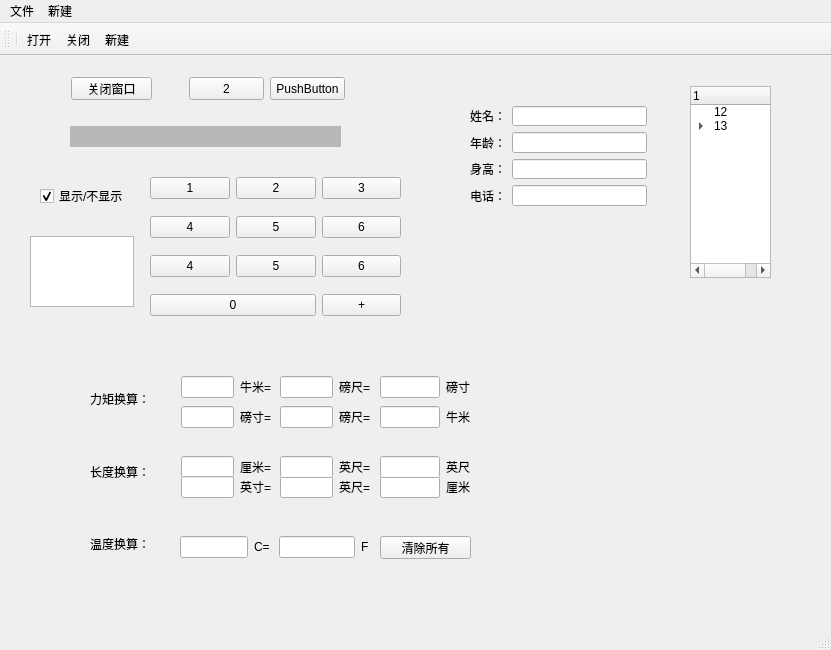
First picture: the form in untitled.ui, repository yuxiq2409/pqqt, before the edit.
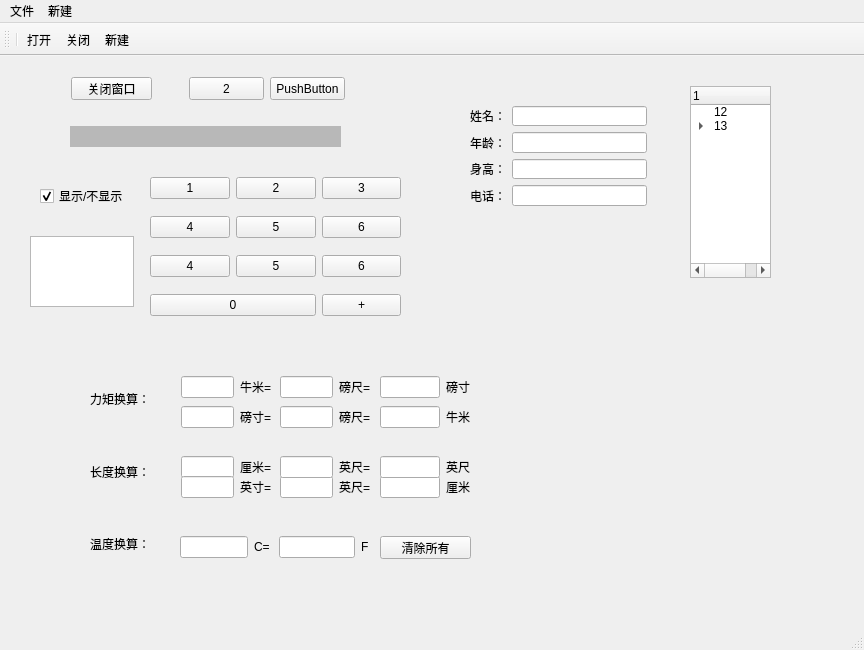
Second picture: the form after the edit.

```diff
--- a/untitled.ui
+++ b/untitled.ui
@@ -6,7 +6,7 @@
    <rect>
     <x>0</x>
     <y>0</y>
-    <width>831</width>
+    <width>864</width>
     <height>650</height>
    </rect>
   </property>
@@ -359,7 +359,7 @@
      <string>清除所有</string>
     </property>
    </widget>
-   <widget class="QWidget" name="">
+   <widget class="QWidget" name="layoutWidget">
     <property name="geometry">
      <rect>
       <x>470</x>
@@ -411,7 +411,7 @@
      </item>
     </layout>
    </widget>
-   <widget class="QWidget" name="">
+   <widget class="QWidget" name="layoutWidget">
     <property name="geometry">
      <rect>
       <x>150</x>
@@ -500,7 +500,7 @@
      </item>
     </layout>
    </widget>
-   <widget class="QWidget" name="">
+   <widget class="QWidget" name="layoutWidget">
     <property name="geometry">
      <rect>
       <x>90</x>
@@ -533,7 +533,7 @@
      </item>
     </layout>
    </widget>
-   <widget class="QWidget" name="">
+   <widget class="QWidget" name="layoutWidget">
     <property name="geometry">
      <rect>
       <x>181</x>
@@ -555,7 +555,7 @@
      </item>
     </layout>
    </widget>
-   <widget class="QWidget" name="">
+   <widget class="QWidget" name="layoutWidget">
     <property name="geometry">
      <rect>
       <x>181</x>
@@ -577,7 +577,7 @@
      </item>
     </layout>
    </widget>
-   <widget class="QWidget" name="">
+   <widget class="QWidget" name="layoutWidget">
     <property name="geometry">
      <rect>
       <x>181</x>
@@ -599,7 +599,7 @@
      </item>
     </layout>
    </widget>
-   <widget class="QWidget" name="">
+   <widget class="QWidget" name="layoutWidget">
     <property name="geometry">
      <rect>
       <x>181</x>
@@ -621,7 +621,7 @@
      </item>
     </layout>
    </widget>
-   <widget class="QWidget" name="">
+   <widget class="QWidget" name="layoutWidget">
     <property name="geometry">
      <rect>
       <x>180</x>
@@ -649,7 +649,7 @@
     <rect>
      <x>0</x>
      <y>0</y>
-     <width>831</width>
+     <width>864</width>
      <height>23</height>
     </rect>
    </property>
@@ -675,7 +675,7 @@
     <enum>TopToolBarArea</enum>
    </attribute>
    <attribute name="toolBarBreak">
-    <bool>true</bool>
+    <bool>false</bool>
    </attribute>
    <addaction name="separator"/>
    <addaction name="action"/>
```
